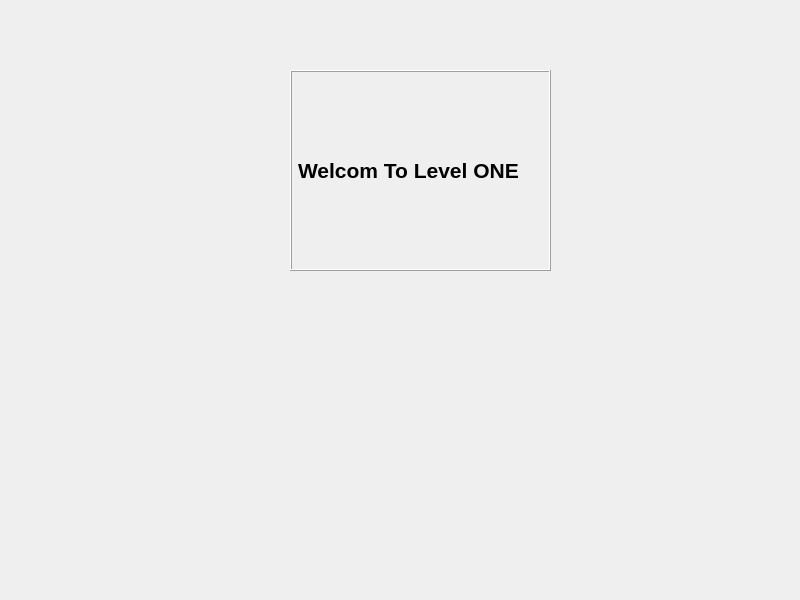
Above: levels.ui from AhmedZ70/BitWise-EducationalApp before the change. Below: the same form after it.
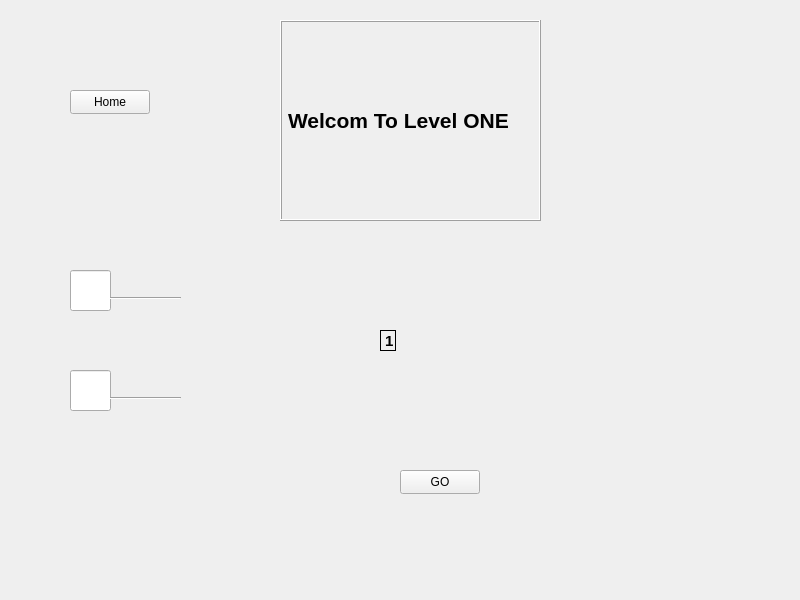
That is the form after the change.

Commit message: user can navigate to level one and back to home

```diff
--- a/levels.ui
+++ b/levels.ui
@@ -26,8 +26,8 @@
     <widget class="QLabel" name="label_2">
      <property name="geometry">
       <rect>
-       <x>290</x>
-       <y>70</y>
+       <x>280</x>
+       <y>20</y>
        <width>261</width>
        <height>201</height>
       </rect>
@@ -51,6 +51,100 @@
       <enum>Qt::MarkdownText</enum>
      </property>
     </widget>
+    <widget class="QPushButton" name="pushButton">
+     <property name="geometry">
+      <rect>
+       <x>400</x>
+       <y>470</y>
+       <width>80</width>
+       <height>24</height>
+      </rect>
+     </property>
+     <property name="text">
+      <string>GO</string>
+     </property>
+    </widget>
+    <widget class="QLineEdit" name="lineEdit">
+     <property name="geometry">
+      <rect>
+       <x>70</x>
+       <y>270</y>
+       <width>41</width>
+       <height>41</height>
+      </rect>
+     </property>
+    </widget>
+    <widget class="QLineEdit" name="lineEdit_2">
+     <property name="geometry">
+      <rect>
+       <x>70</x>
+       <y>370</y>
+       <width>41</width>
+       <height>41</height>
+      </rect>
+     </property>
+    </widget>
+    <widget class="QLabel" name="label">
+     <property name="geometry">
+      <rect>
+       <x>380</x>
+       <y>330</y>
+       <width>16</width>
+       <height>21</height>
+      </rect>
+     </property>
+     <property name="font">
+      <font>
+       <pointsize>11</pointsize>
+       <bold>true</bold>
+      </font>
+     </property>
+     <property name="frameShape">
+      <enum>QFrame::Box</enum>
+     </property>
+     <property name="text">
+      <string>1</string>
+     </property>
+    </widget>
+    <widget class="Line" name="line">
+     <property name="geometry">
+      <rect>
+       <x>110</x>
+       <y>290</y>
+       <width>71</width>
+       <height>16</height>
+      </rect>
+     </property>
+     <property name="orientation">
+      <enum>Qt::Horizontal</enum>
+     </property>
+    </widget>
+    <widget class="Line" name="line_2">
+     <property name="geometry">
+      <rect>
+       <x>110</x>
+       <y>390</y>
+       <width>71</width>
+       <height>16</height>
+      </rect>
+     </property>
+     <property name="orientation">
+      <enum>Qt::Horizontal</enum>
+     </property>
+    </widget>
+    <widget class="QPushButton" name="homeButton">
+     <property name="geometry">
+      <rect>
+       <x>70</x>
+       <y>90</y>
+       <width>80</width>
+       <height>24</height>
+      </rect>
+     </property>
+     <property name="text">
+      <string>Home</string>
+     </property>
+    </widget>
    </widget>
   </widget>
  </widget>
```
The commit also changes 4 other files.
